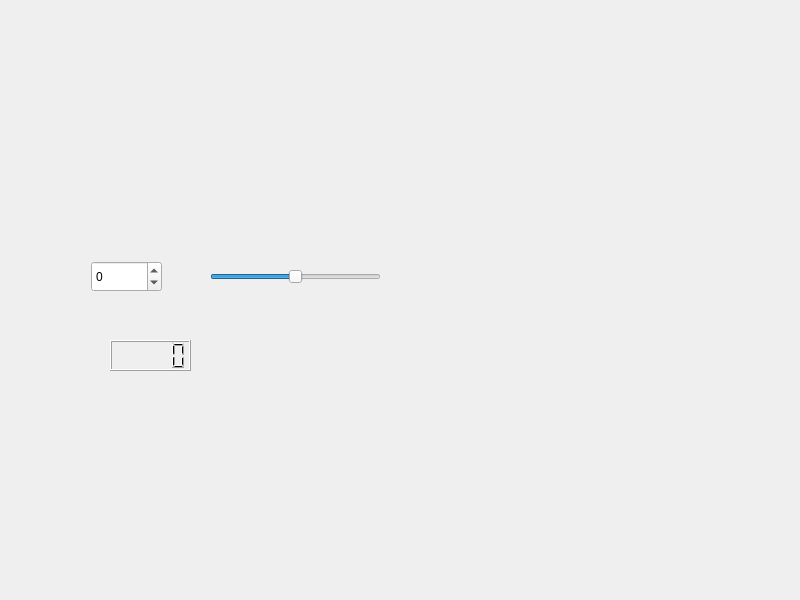
Qt form widget.ui (GordonGNZ1013/GNZ1013) before a commit.
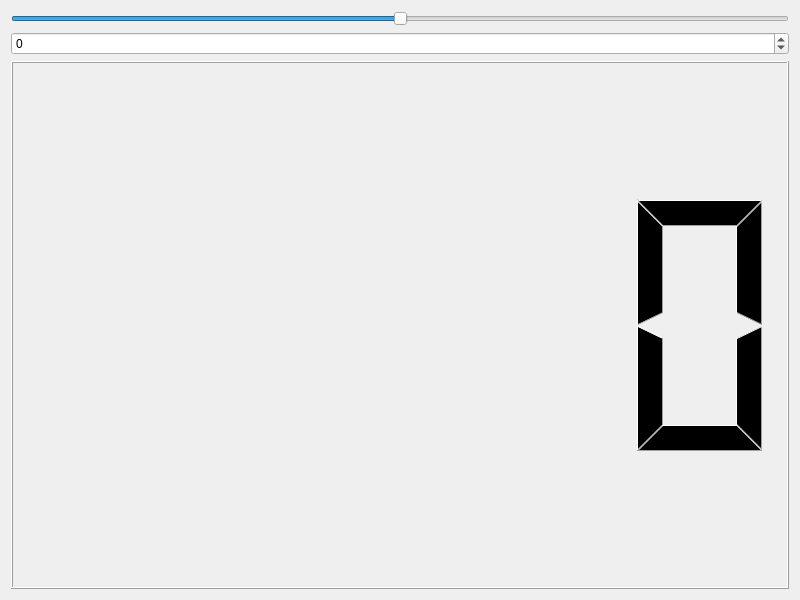
The same form after that commit.

Commit message: Project Completed

Diff of the .ui file:
```diff
--- a/widget.ui
+++ b/widget.ui
@@ -13,31 +13,13 @@
   <property name="windowTitle">
    <string>Widget</string>
   </property>
-  <widget class="QSpinBox" name="spinBox">
-   <property name="geometry">
-    <rect>
-     <x>91</x>
-     <y>261</y>
-     <width>71</width>
-     <height>31</height>
-    </rect>
-   </property>
-   <property name="minimum">
-    <number>-100</number>
-   </property>
-   <property name="maximum">
-    <number>100</number>
-   </property>
-  </widget>
+  <layout class="QVBoxLayout" name="verticalLayout_3">
+   <item>
+    <layout class="QVBoxLayout" name="verticalLayout">
+     <item>
+      <layout class="QVBoxLayout" name="verticalLayout_2">
+       <item>
   <widget class="QSlider" name="horizontalSlider">
-   <property name="geometry">
-    <rect>
-     <x>210</x>
-     <y>261</y>
-     <width>171</width>
-     <height>31</height>
-    </rect>
-   </property>
    <property name="minimum">
     <number>-100</number>
    </property>
@@ -48,16 +30,29 @@
     <enum>Qt::Orientation::Horizontal</enum>
    </property>
   </widget>
+       </item>
+       <item>
+        <widget class="QSpinBox" name="spinBox">
+         <property name="minimum">
+          <number>-100</number>
+         </property>
+         <property name="maximum">
+          <number>100</number>
+         </property>
+        </widget>
+       </item>
+      </layout>
+     </item>
+     <item>
   <widget class="QLCDNumber" name="lcdNumber">
-   <property name="geometry">
-    <rect>
-     <x>110</x>
-     <y>340</y>
-     <width>81</width>
-     <height>31</height>
-    </rect>
-   </property>
-  </widget>
+       <property name="frameShape">
+        <enum>QFrame::Shape::Box</enum>
+       </property>
+      </widget>
+     </item>
+    </layout>
+   </item>
+  </layout>
  </widget>
  <resources/>
  <connections>
```
Lines whose indentation alone changed are shown as unchanged.
